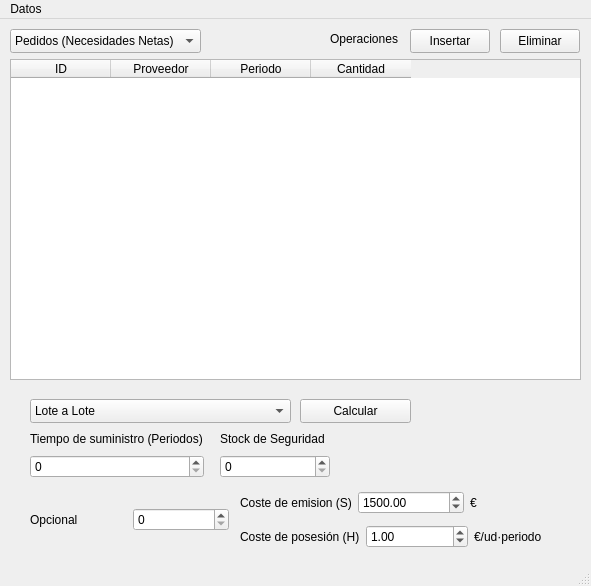
The window that src/mainwindow.ui (TheBerbat/bloque-produccion) describes before a commit, drawn with Qt 5.
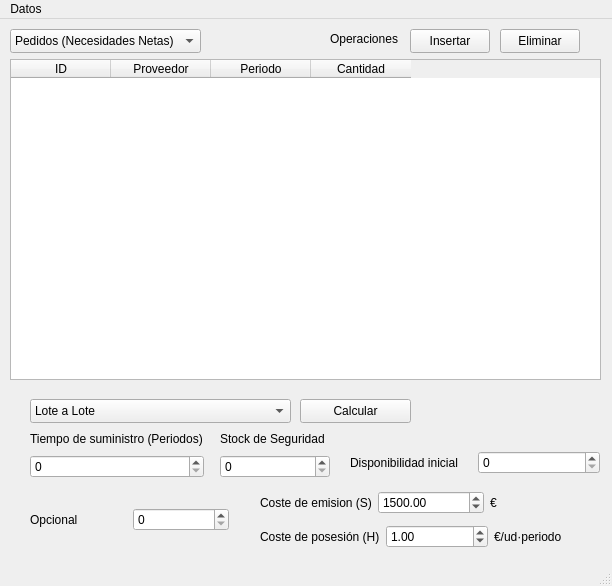
The same window after the commit.

Commit message: Add initial availability main window

The edit to the form file:
```diff
--- a/src/mainwindow.ui
+++ b/src/mainwindow.ui
@@ -6,7 +6,7 @@
    <rect>
     <x>0</x>
     <y>0</y>
-    <width>591</width>
+    <width>612</width>
     <height>586</height>
    </rect>
   </property>
@@ -32,7 +32,7 @@
      <rect>
       <x>10</x>
       <y>40</y>
-      <width>571</width>
+      <width>591</width>
       <height>321</height>
      </rect>
     </property>
@@ -181,7 +181,7 @@
    <widget class="QWidget" name="layoutWidget">
     <property name="geometry">
      <rect>
-      <x>240</x>
+      <x>260</x>
       <y>470</y>
       <width>336</width>
       <height>62</height>
@@ -327,13 +327,42 @@
      </item>
     </layout>
    </widget>
+   <widget class="QWidget" name="">
+    <property name="geometry">
+     <rect>
+      <x>350</x>
+      <y>430</y>
+      <width>250</width>
+      <height>27</height>
+     </rect>
+    </property>
+    <layout class="QHBoxLayout" name="horizontalLayout_2">
+     <item>
+      <widget class="QLabel" name="label_2">
+       <property name="text">
+        <string>Disponibilidad inicial</string>
+       </property>
+      </widget>
+     </item>
+     <item>
+      <widget class="QSpinBox" name="initialAvailability">
+       <property name="maximum">
+        <number>999999999</number>
+       </property>
+       <property name="displayIntegerBase">
+        <number>10</number>
+       </property>
+      </widget>
+     </item>
+    </layout>
+   </widget>
   </widget>
   <widget class="QMenuBar" name="menubar">
    <property name="geometry">
     <rect>
      <x>0</x>
      <y>0</y>
-     <width>591</width>
+     <width>612</width>
      <height>21</height>
     </rect>
    </property>
```
The commit also changes 1 other file.
